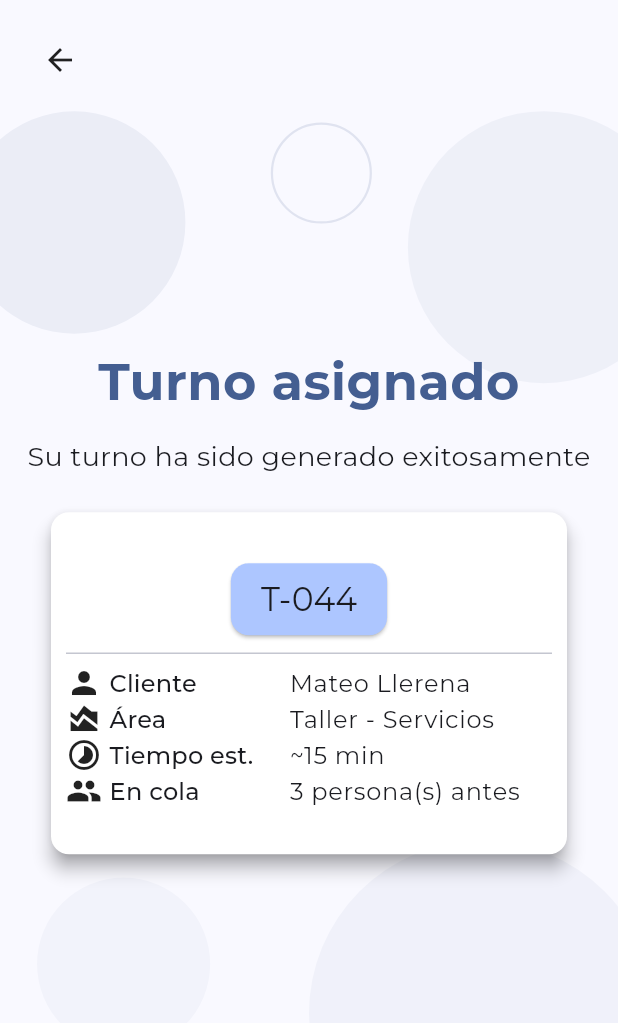
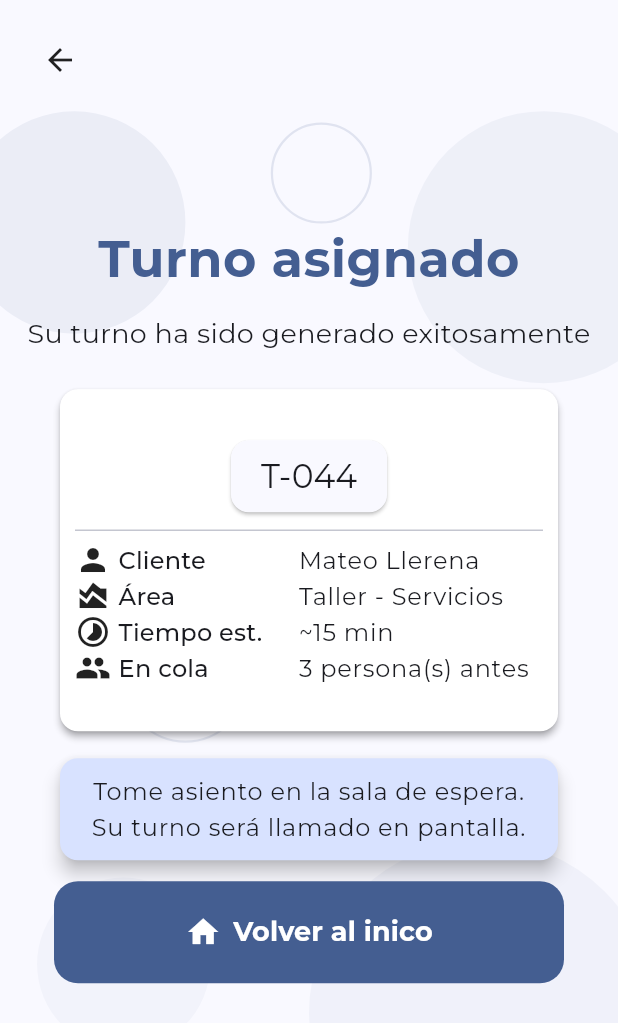
Before and after one commit to MateoLl1/kiosco_ui_app, a Flutter app: the TurnoAsignadoScreen screen opened by its route, on a phone screen of 412 x 824 dp. Shown: the top 1023 px of the screen. Run offline on Flutter 3.47's test engine with Material 3 defaults, Android fonts, the phone set to English and light mode, and no system bars; our stand-ins replace animate_do, flutter_riverpod, go_router.

```diff
--- a/lib/config/router/app_router.dart
+++ b/lib/config/router/app_router.dart
@@ -4,7 +4,7 @@ import 'package:go_router/go_router.dart';
 import 'package:kiosco_au/presentation/screens/screens.dart';
 
 final appRouter = GoRouter(
-  initialLocation: '/turno-asignado',
+  initialLocation: '/',
   routes: [
     GoRoute(
       path: '/',
--- a/lib/presentation/screens/home/home_screen.dart
+++ b/lib/presentation/screens/home/home_screen.dart
@@ -61,7 +61,7 @@ class HomeScreen extends StatelessWidget {
                                       colors.surfaceContainerHighest,
                                   foregroundColor:
                                       colors.onSurfaceVariant,
-                                  onTap: () => context.go('/parts'),
+                                  onTap: () => context.go('/ingresar-ruc'),
                                 ),
                               ),
                             ],
@@ -84,7 +84,7 @@ class HomeScreen extends StatelessWidget {
                                     colors.surfaceContainerHighest,
                                 foregroundColor:
                                     colors.onSurfaceVariant,
-                                onTap: () => context.go('/parts'),
+                                onTap: () => context.go('/ingresar-ruc'),
                               ),
                             ],
                           ),
--- a/lib/presentation/screens/ruc/ingresar_ruc_screen.dart
+++ b/lib/presentation/screens/ruc/ingresar_ruc_screen.dart
@@ -54,7 +54,8 @@ class _IngresarRucScreenState extends State<IngresarRucScreen> {
   void _continuar() {
     if (!_cedulaORucValido) return;
     final identificacion = _identificacionIngresada;
-    context.go('/');
+    _borrarTodo();
+    context.push('/turno-asignado');
   }
 
   @override
--- a/lib/presentation/screens/turnos/turno_asignado_screen.dart
+++ b/lib/presentation/screens/turnos/turno_asignado_screen.dart
@@ -1,4 +1,5 @@
 import 'package:flutter/material.dart';
+import 'package:go_router/go_router.dart';
 import 'package:kiosco_au/presentation/widgets/widgets.dart';
 import 'package:kiosco_au/presentation/screens/painters/painters.dart';
 
@@ -30,8 +31,10 @@ class TurnoAsignadoScreen extends StatelessWidget {
             ),
 
 
-            Positioned.fill(
+            Positioned(
               child: Center(
+                child: SizedBox(
+                  width: 400,
                   child: Column(
                     mainAxisAlignment: MainAxisAlignment.center,
                     children: [
@@ -47,8 +50,8 @@ class TurnoAsignadoScreen extends StatelessWidget {
                           children: [
 
                             Card(
-                            color: colors.onPrimary,
-                            elevation: 5,
+                              color: colors.onSecondary,
+                              elevation: 2,
                               shadowColor: colors.onSurface,
                               child: Padding(
                                 padding: const EdgeInsets.symmetric(horizontal: 10,vertical:  30),
@@ -57,7 +60,7 @@ class TurnoAsignadoScreen extends StatelessWidget {
 
 
                                     Card(
-                                    color: colors.inversePrimary,
+                                      color: colors.surface,
                                       child: Padding(
                                         padding: const EdgeInsets.symmetric(horizontal: 20,vertical: 10),
                                         child: Text(
@@ -91,15 +94,29 @@ class TurnoAsignadoScreen extends StatelessWidget {
 
 
 
+
                                   ],
                                 ),
                               ),
+                            ),
+
+                            SizedBox(height: 10,),
+                            CustomTextCard(),
+                            SizedBox(height: 10,),
+                            CustomIconTextButton(
+                              texto: 'Volver al inico',
+                              icono: Icons.home,
+                              colorFondo: colors.primary,
+                              onTap: () => context.go('/')
                             )
+
+
                           ],
                         ),
                       )
 
                     ],
+                  ),
                 ),
               ),
             )
--- /dev/null
+++ b/lib/presentation/widgets/cards/custom_text_card.dart
@@ -0,0 +1,24 @@
+
+import 'package:flutter/material.dart';
+
+class CustomTextCard extends StatelessWidget {
+  const CustomTextCard({super.key});
+
+  @override
+  Widget build(BuildContext context) {
+    final colors = Theme.of(context).colorScheme;
+    final textStyle = Theme.of(context).textTheme;
+    return Card(
+      color: colors.primaryContainer,
+      elevation: 5,
+      child: Padding(
+        padding: const EdgeInsets.all(10),
+        child: Text(
+          'Tome asiento en la sala de espera. Su turno será llamado en pantalla.',
+          style: textStyle.bodyLarge,
+          textAlign: TextAlign.center,
+        ),
+      ),
+    );
+  }
+}
--- a/lib/presentation/widgets/widgets.dart
+++ b/lib/presentation/widgets/widgets.dart
@@ -5,3 +5,4 @@ export './buttons/boton_teclado.dart';
 export './buttons/custom_icon_text_button.dart';
 export './alerts/alerta_helper.dart';
 export './buttons/return_page_button.dart';
+export 'cards/custom_text_card.dart';
```
Lines whose indentation alone changed are shown as unchanged.
